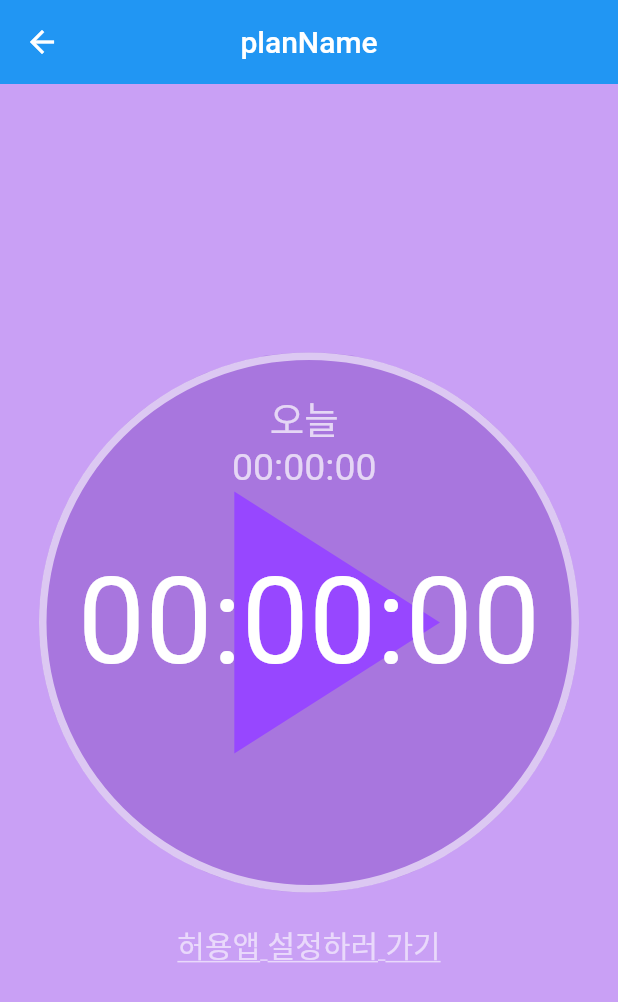
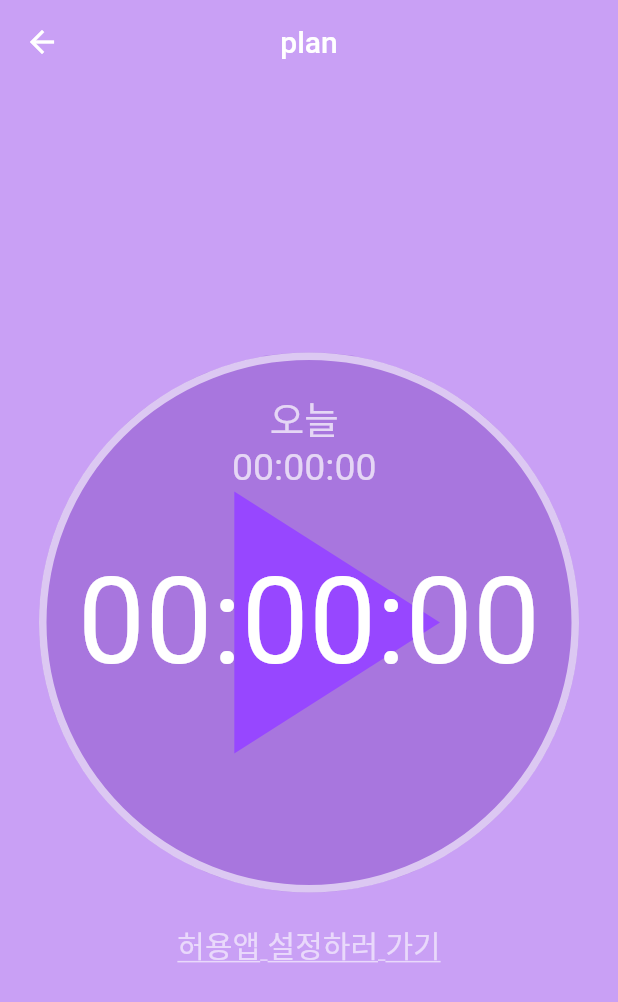
Before and after one commit to JasonKK/BOM-frontend, a Flutter app: the TimerPage screen opened directly, on a phone screen of 412 x 824 dp. Shown: the top 1002 px of the screen. Run offline on Flutter 3.47's test engine with Material 2 defaults, Android fonts, the phone set to English and light mode, and no system bars; our stand-ins replace charts_flutter, flutter_hooks, flutter_riverpod, flutter_slidable, flutter_speed_dial, google_fonts and 2 more; network calls fail.

Commit message:
set up timer_appbar.dart

```diff
--- a/lib/view/components/timer_appbar.dart
+++ b/lib/view/components/timer_appbar.dart
@@ -1,4 +1,6 @@
 import 'package:flutter/material.dart';
+
+import '../../model/todo.dart';
 
 class TimerAppBar extends StatefulWidget implements PreferredSizeWidget {
   const TimerAppBar({Key? key})
@@ -15,8 +17,9 @@ class _TimerAppBarState extends State<TimerAppBar> {
   @override
   Widget build(BuildContext context) {
     return AppBar(
+      backgroundColor: Color(0xffC9A0F5),
       title: Text(
-        "planName",
+        "plan",
         style: TextStyle(color: Colors.white, fontSize: 20),
       ), // 나중에 과목api 받아오기
       centerTitle: true,
```
